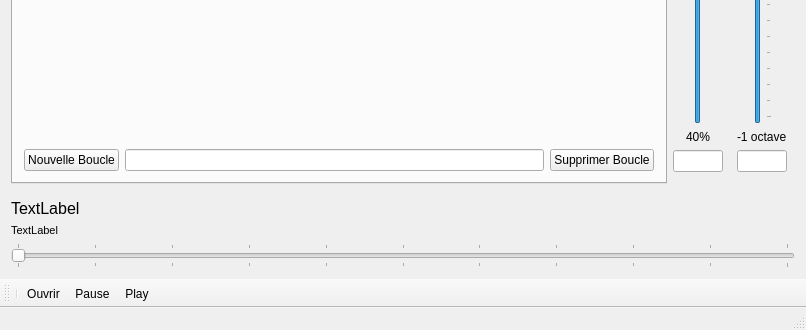
First picture: the form in mainwindow.ui, repository Gai-Luron/MusicPraticeOHLC, before the edit; both pictures show x 0 to 806 and y 353 to 683 of the 806 by 683 pixel window.
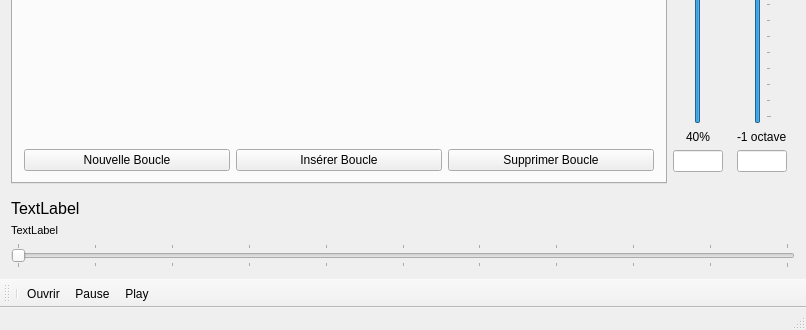
Second picture: the form after the edit. Icons and pictures are not drawn. Custom widgets are drawn as their Qt base class.

Commit message: Fix create loop, add context menu for create, delete and insert loops. Add buttons create, insert and delete loop

```diff
--- a/mainwindow.ui
+++ b/mainwindow.ui
@@ -209,7 +209,11 @@
                </widget>
               </item>
               <item>
-               <widget class="QLineEdit" name="lineEdit_2"/>
+               <widget class="QPushButton" name="insertLoop">
+                <property name="text">
+                 <string>Insérer Boucle</string>
+                </property>
+               </widget>
               </item>
               <item>
                <widget class="QPushButton" name="pushButton_10">
```
Left out of the diff: 4 changed lines with no effect on the pictures. The commit also changes 7 other files.
